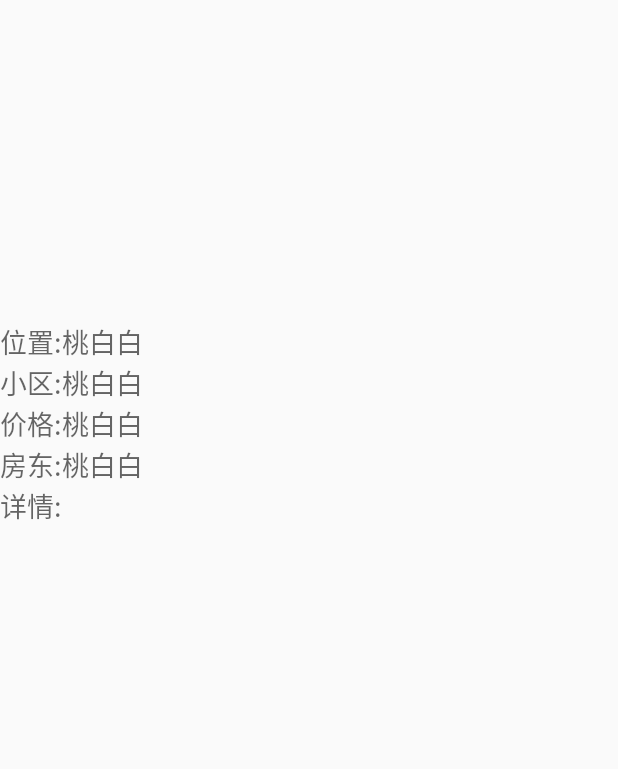
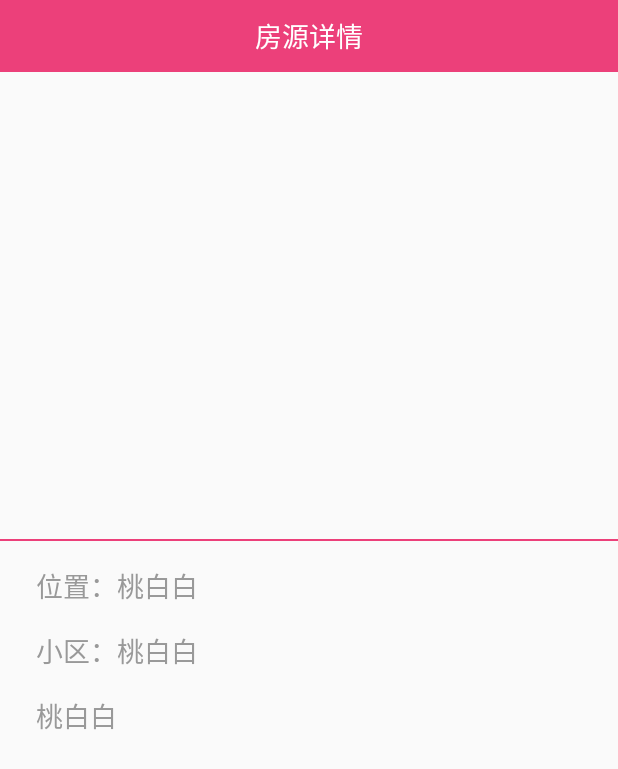
Before and after one commit to altsen/SearchHouseOwner, an Android app: the HouseActivity screen opened directly, with no data from a screen before it, on a phone screen of 412 x 824 dp. Shown: the top 769 px of the screen. Run offline under Robolectric (Android 15) with nearby library versions, the phone set to English and light mode, and no system bars; libraries missing offline, so code that uses them is left out: com.facebook.drawee; plain views replace SimpleDraweeView; pictures from the network do not load; 12 statements that could not run were skipped.

Commit message:
安卓客户端外观修饰

```diff
--- a/andriod/SearchHouseOwner/app/src/main/AndroidManifest.xml
+++ b/andriod/SearchHouseOwner/app/src/main/AndroidManifest.xml
@@ -7,7 +7,7 @@
 
     <application
         android:allowBackup="true"
-        android:icon="@mipmap/ic_launcher"
+        android:icon="@mipmap/logo"
         android:label="@string/app_name"
         android:screenOrientation="portrait"
         android:supportsRtl="true"
--- a/andriod/SearchHouseOwner/app/src/main/java/com/wiwide/data/HouseInfo.java
+++ b/andriod/SearchHouseOwner/app/src/main/java/com/wiwide/data/HouseInfo.java
@@ -11,6 +11,7 @@ public class HouseInfo {
     public String mCourt;
     public String mImage;
     public String mPhone;
+    public String mPrice;
 
     public HouseInfo(JSONObject info) {
         mId = info.optString("objectId");
@@ -18,5 +19,6 @@ public class HouseInfo {
         mCourt = info.optString("xiaoqu");
         mImage = info.optString("img");
         mPhone = info.optString("phone");
+        mPrice = info.optString("price");
     }
 }
--- a/andriod/SearchHouseOwner/app/src/main/java/com/wiwide/searchhouseowner/HouseActivity.java
+++ b/andriod/SearchHouseOwner/app/src/main/java/com/wiwide/searchhouseowner/HouseActivity.java
@@ -42,15 +42,19 @@ public class HouseActivity extends Activity {
             court.setText(info.optString("xiaoqu"));
 
             TextView price = (TextView) findViewById(R.id.price);
-            price.setText(info.optString("price"));
+            String priceInfo = "¥ " + info.optString("price") + "/月";
+            price.setText(priceInfo);
 
             TextView owner = (TextView) findViewById(R.id.owner_tip);
             owner.setText(info.optString("owner"));
 
             StringBuilder detailsInfo = new StringBuilder();
             detailsInfo.append(info.optString("peizhi"));
+            detailsInfo.append(" ");
             detailsInfo.append(info.optString("gaikuang"));
+            detailsInfo.append(" ");
             detailsInfo.append(info.optString("louceng"));
+            detailsInfo.append(" ");
             detailsInfo.append(info.optString("huxing"));
 
             TextView details = (TextView) findViewById(R.id.details);
--- a/andriod/SearchHouseOwner/app/src/main/res/layout/activity_house.xml
+++ b/andriod/SearchHouseOwner/app/src/main/res/layout/activity_house.xml
@@ -3,6 +3,17 @@
     android:layout_width="match_parent"
     android:layout_height="match_parent"
     android:orientation="vertical">
+
+    <TextView
+        android:id="@+id/result"
+        android:layout_width="match_parent"
+        android:layout_height="48dp"
+        android:layout_gravity="center_horizontal"
+        android:background="#ec407a"
+        android:gravity="center"
+        android:text="@string/house_details"
+        android:textAppearance="?android:attr/textAppearanceMedium"
+        android:textColor="#ffffff" />
 
     <com.facebook.drawee.view.SimpleDraweeView
         android:id="@+id/image"
@@ -12,100 +23,110 @@
     <LinearLayout
         android:layout_width="match_parent"
         android:layout_height="wrap_content"
+        android:layout_marginLeft="24dp"
+        android:layout_marginRight="24dp"
+        android:orientation="vertical">
+
+        <TextView
+            android:id="@+id/details"
+            android:layout_width="wrap_content"
+            android:layout_height="wrap_content"
+            android:layout_marginTop="20dp"
+            android:text="详情"
+            android:textAppearance="?android:attr/textAppearanceMedium"
+            android:textColor="#999999" />
+
+        <TextView
+            android:id="@+id/price"
+            android:layout_width="wrap_content"
+            android:layout_height="wrap_content"
+            android:layout_marginBottom="16dp"
+            android:layout_marginTop="12dp"
+            android:text="价格"
+            android:textAppearance="?android:attr/textAppearanceMedium"
+            android:textColor="#ec407a" />
+
+    </LinearLayout>
+
+    <View
+        android:layout_width="match_parent"
+        android:layout_height="1dp"
+        android:background="#ec407a" />
+
+    <LinearLayout
+        android:layout_width="match_parent"
+        android:layout_height="wrap_content"
+        android:layout_marginLeft="24dp"
+        android:layout_marginRight="24dp"
+        android:layout_marginTop="16dp"
         android:orientation="horizontal">
 
         <TextView
             android:layout_width="wrap_content"
             android:layout_height="wrap_content"
             android:text="@string/location"
-            android:textAppearance="?android:attr/textAppearanceMedium" />
+            android:textAppearance="?android:attr/textAppearanceMedium"
+            android:textColor="#999999" />
 
         <TextView
             android:id="@+id/location"
             android:layout_width="wrap_content"
             android:layout_height="wrap_content"
             android:text="桃白白"
-            android:textAppearance="?android:attr/textAppearanceMedium" />
+            android:textAppearance="?android:attr/textAppearanceMedium"
+            android:textColor="#999999" />
 
     </LinearLayout>
 
     <LinearLayout
         android:layout_width="match_parent"
         android:layout_height="wrap_content"
+        android:layout_marginLeft="24dp"
+        android:layout_marginRight="24dp"
+        android:layout_marginTop="16dp"
         android:orientation="horizontal">
 
         <TextView
             android:layout_width="wrap_content"
             android:layout_height="wrap_content"
             android:text="@string/court"
-            android:textAppearance="?android:attr/textAppearanceMedium" />
+            android:textAppearance="?android:attr/textAppearanceMedium"
+            android:textColor="#999999" />
 
         <TextView
             android:id="@+id/court"
             android:layout_width="wrap_content"
             android:layout_height="wrap_content"
             android:text="桃白白"
-            android:textAppearance="?android:attr/textAppearanceMedium" />
+            android:textAppearance="?android:attr/textAppearanceMedium"
+            android:textColor="#999999" />
 
     </LinearLayout>
 
     <LinearLayout
         android:layout_width="match_parent"
         android:layout_height="wrap_content"
+        android:layout_marginLeft="24dp"
+        android:layout_marginRight="24dp"
+        android:layout_marginTop="16dp"
         android:orientation="horizontal">
 
-        <TextView
-            android:layout_width="wrap_content"
-            android:layout_height="wrap_content"
-            android:text="@string/price"
-            android:textAppearance="?android:attr/textAppearanceMedium" />
-
-        <TextView
-            android:id="@+id/price"
-            android:layout_width="wrap_content"
-            android:layout_height="wrap_content"
-            android:text="桃白白"
-            android:textAppearance="?android:attr/textAppearanceMedium" />
-
-    </LinearLayout>
-
-    <LinearLayout
-        android:layout_width="match_parent"
-        android:layout_height="wrap_content"
-        android:orientation="horizontal">
-
-        <TextView
-            android:layout_width="wrap_content"
-            android:layout_height="wrap_content"
-            android:text="@string/owner_tip"
-            android:textAppearance="?android:attr/textAppearanceMedium" />
+        <!--<TextView-->
+        <!--android:layout_width="wrap_content"-->
+        <!--android:layout_height="wrap_content"-->
+        <!--android:text="@string/owner_tip"-->
+        <!--android:textAppearance="?android:attr/textAppearanceMedium"-->
+        <!--android:textColor="#999999" />-->
 
         <TextView
             android:id="@+id/owner_tip"
             android:layout_width="wrap_content"
             android:layout_height="wrap_content"
             android:text="桃白白"
-            android:textAppearance="?android:attr/textAppearanceMedium" />
+            android:textAppearance="?android:attr/textAppearanceMedium"
+            android:textColor="#999999" />
 
     </LinearLayout>
 
-    <LinearLayout
-        android:layout_width="match_parent"
-        android:layout_height="wrap_content"
-        android:orientation="horizontal">
 
-        <TextView
-            android:layout_width="wrap_content"
-            android:layout_height="wrap_content"
-            android:text="@string/details"
-            android:textAppearance="?android:attr/textAppearanceMedium" />
-
-        <TextView
-            android:id="@+id/details"
-            android:layout_width="wrap_content"
-            android:layout_height="wrap_content"
-            android:text="桃白白"
-            android:textAppearance="?android:attr/textAppearanceMedium" />
-
-    </LinearLayout>
 </LinearLayout>
--- a/andriod/SearchHouseOwner/app/src/main/res/layout/activity_welcome.xml
+++ b/andriod/SearchHouseOwner/app/src/main/res/layout/activity_welcome.xml
@@ -12,6 +12,6 @@
     <ImageView
         android:layout_width="match_parent"
         android:layout_height="match_parent"
-        android:src="@mipmap/ic_launcher"
+        android:src="@mipmap/logo"
         />
 </RelativeLayout>
--- a/andriod/SearchHouseOwner/app/src/main/res/values/strings.xml
+++ b/andriod/SearchHouseOwner/app/src/main/res/values/strings.xml
@@ -4,17 +4,20 @@
     <string name="tip">请输入手机号</string>
     <string name="phone_err">手机号码为空或错误,请重新输入</string>
     <string name="net_err">网络问题,请稍后再试</string>
-    <string name="call">联系房东</string>
-    <string name="really_owner">真房东</string>
-    <string name="not_really_owner">真中介</string>
+    <string name="really_owner">该号码为房东</string>
+    <string name="really_agent">该号码为中介</string>
+    <string name="call_owner">联系房东</string>
+    <string name="call_agent">联系中介</string>
     <string name="have_no_data">没有该电话号码信息</string>
     <string name="part">合租</string>
     <string name="all">整租</string>
     <string name="owner">房东</string>
 
-    <string name="location">位置:</string>
-    <string name="court">小区:</string>
-    <string name="price">价格:</string>
-    <string name="owner_tip">房东:</string>
-    <string name="details">详情:</string>
+    <string name="location">位置：</string>
+    <string name="court">小区：</string>
+    <string name="price">价格：</string>
+    <string name="owner_tip">房东：</string>
+    <string name="details">详情：</string>
+
+    <string name="house_details">房源详情</string>
 </resources>
```
Also changed, not shown: andriod/SearchHouseOwner/app/src/main/java/com/wiwide/searchhouseowner/ResultActivity.java (+10 -2 lines), andriod/SearchHouseOwner/app/src/main/res/layout/activity_result.xml (+15 -6 lines), andriod/SearchHouseOwner/app/src/main/res/layout/house_item.xml (+31 -10 lines), andriod/SearchHouseOwner/app/src/main/res/drawable/call.9.png (added), andriod/SearchHouseOwner/app/src/main/res/mipmap-hdpi/ic_launcher.png (deleted), andriod/SearchHouseOwner/app/src/main/res/mipmap-hdpi/logo.png (added), andriod/SearchHouseOwner/app/src/main/res/mipmap-mdpi/ic_launcher.png (deleted), andriod/SearchHouseOwner/app/src/main/res/mipmap-mdpi/logo.png (added), andriod/SearchHouseOwner/app/src/main/res/mipmap-xhdpi/ic_launcher.png (deleted), andriod/SearchHouseOwner/app/src/main/res/mipmap-xxhdpi/ic_launcher.png (deleted), andriod/SearchHouseOwner/app/src/main/res/mipmap-xxhdpi/logo.png (added), andriod/SearchHouseOwner/app/src/main/res/mipmap-xxxhdpi/ic_launcher.png (deleted), andriod/SearchHouseOwner/app/src/main/res/mipmap-xxxhdpi/logo.png (added).
